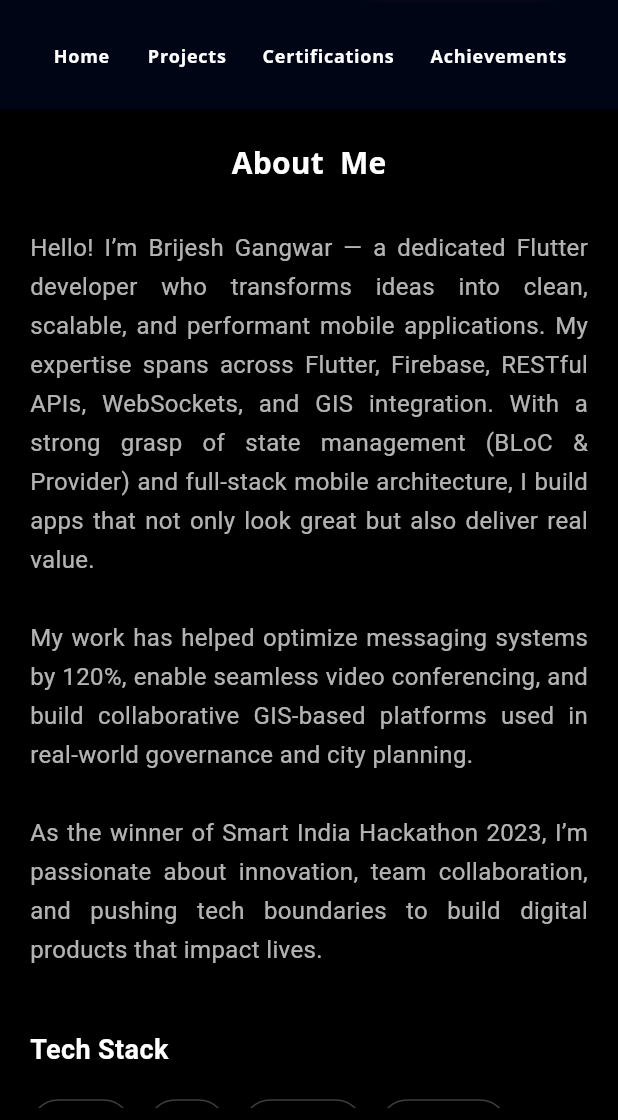
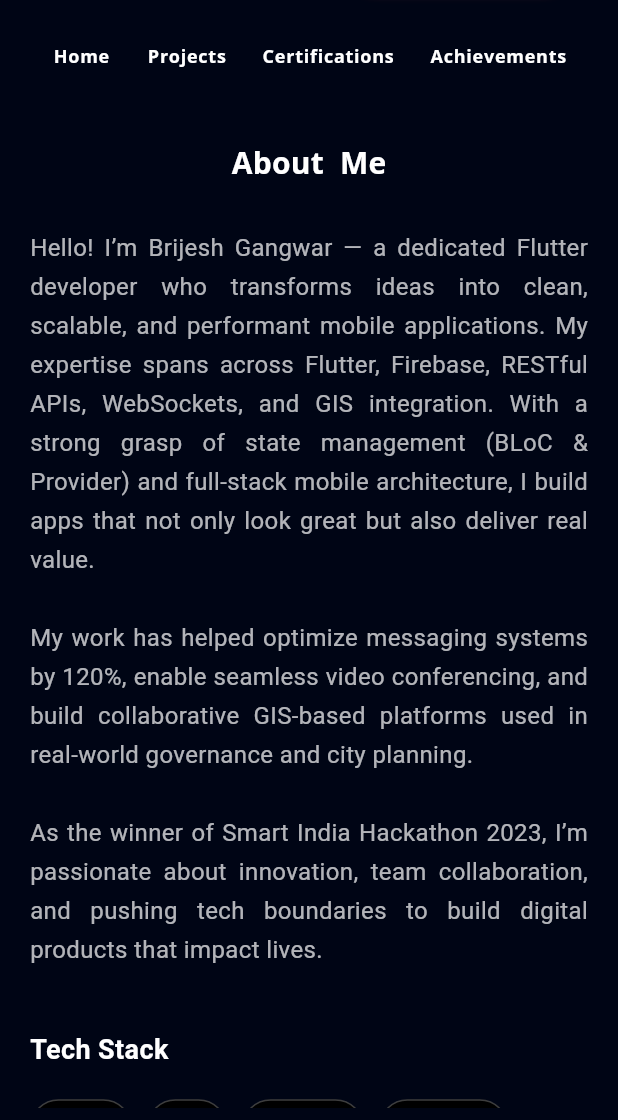
Before and after one commit to Brijesh-gangwar/portfolio, a Flutter app: the screen it shows after launch, scrolled down 576 dp, on a phone screen of 412 x 824 dp, the part 116-1236 px from its top. Run offline on Flutter 3.47's test engine with Material 3 defaults, Android fonts, the light colour scheme and no system bars; our stand-ins replace flutter_svg, font_awesome_flutter, get, google_fonts, photo_view.

Commit message:
project item fix

```diff
--- a/lib/view/about_me/about_me.dart
+++ b/lib/view/about_me/about_me.dart
@@ -151,7 +151,7 @@ class AboutMe extends StatelessWidget {
   @override
   Widget build(BuildContext context) {
     return Scaffold(
-      backgroundColor: Colors.black,
+
       body: Padding(
         padding: const EdgeInsets.all(defaultPadding),
         child: SingleChildScrollView(
```
Also changed, not shown: 3 other files.
